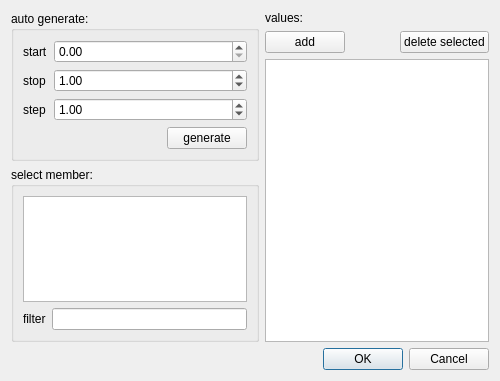
Old version of the form multischededitdialogdouble.ui in the repository TUW-VieVS/VieSchedpp.
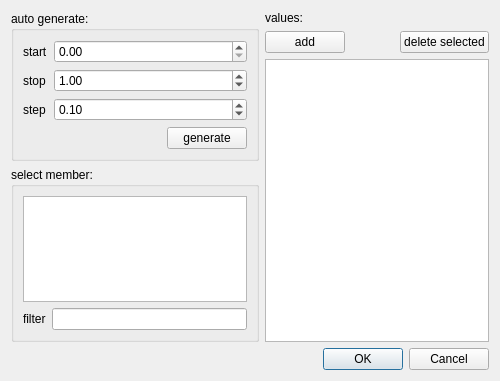
New version of the form. Icons and pictures are not drawn.

```diff
--- a/multischededitdialogdouble.ui
+++ b/multischededitdialogdouble.ui
@@ -66,7 +66,7 @@
                <double>0.100000000000000</double>
               </property>
               <property name="value">
-               <double>1.000000000000000</double>
+               <double>0.100000000000000</double>
               </property>
              </widget>
             </item>
```
